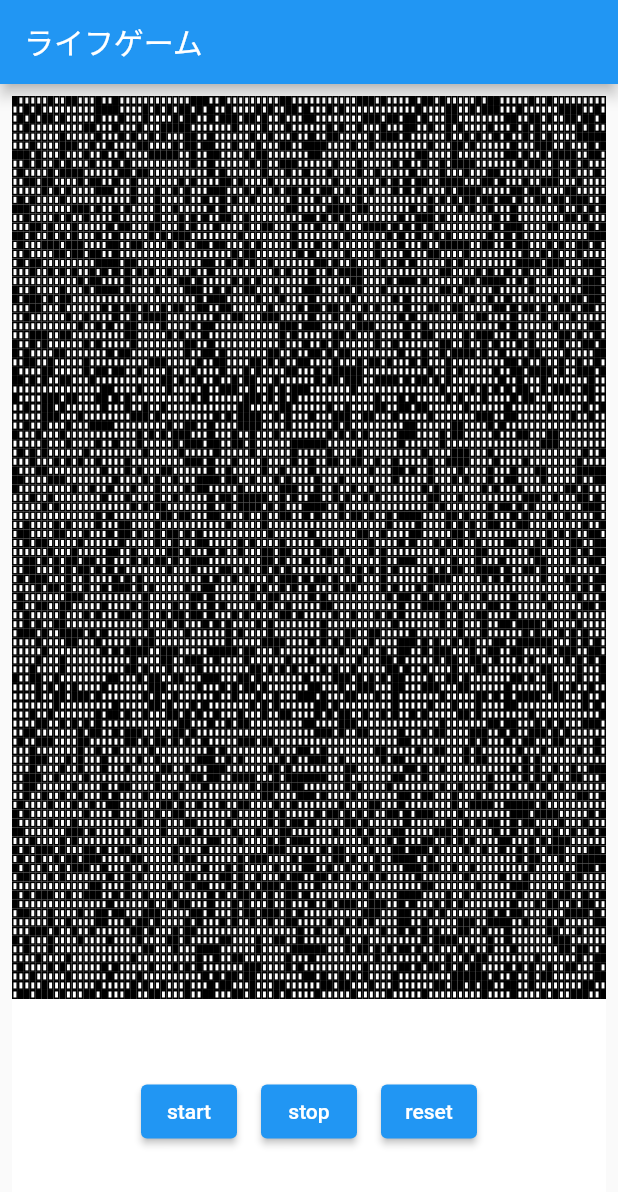
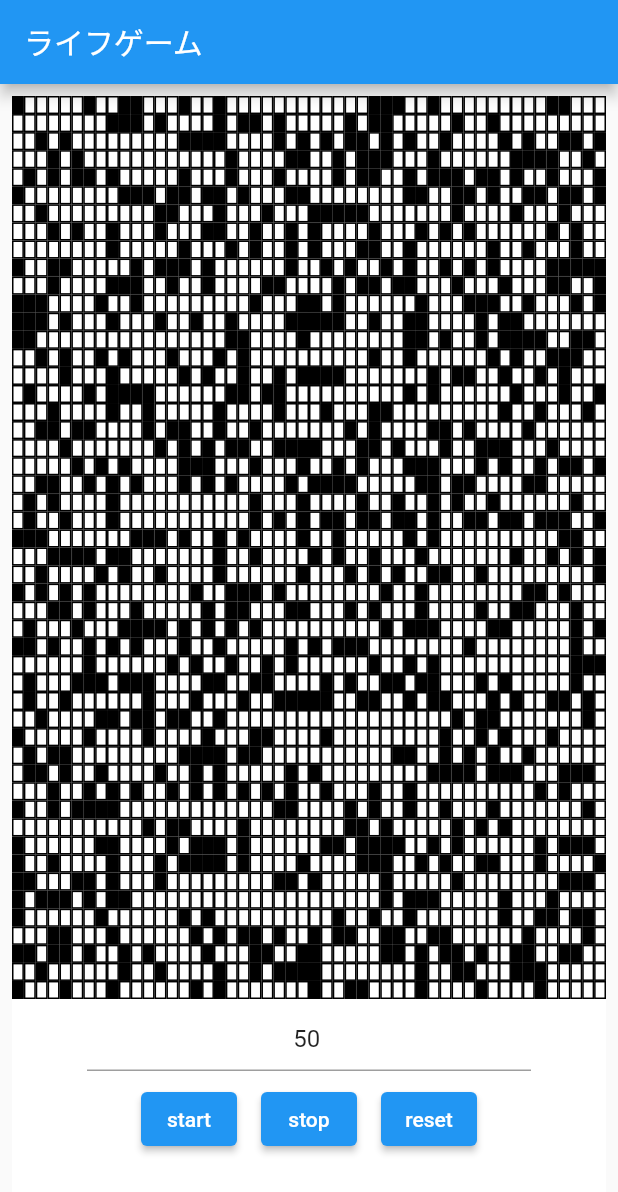
Before and after one commit to seiyu-nico/flutter-lifegame, a Flutter app: the screen it shows after launch, on a phone screen of 412 x 824 dp. Shown: the top 1192 px of the screen. Run offline on Flutter 3.47's test engine with Material 2 defaults, Android fonts, the phone set to English and light mode, and no system bars; our stand-ins replace flutter_riverpod.

Commit message:
1辺の長さを指定できるようにした

```diff
--- /dev/null
+++ b/lib/Controls.dart
@@ -0,0 +1,101 @@
+import 'package:flutter/material.dart';
+
+// Package imports:
+import 'package:flutter_riverpod/flutter_riverpod.dart';
+
+// Project imports:
+import './Providers/LifeGameProvider.dart';
+
+class Controls extends ConsumerWidget {
+  Controls({Key? key}) : super(key: key);
+
+  final _lengthController = TextEditingController();
+  @override
+  Widget build(BuildContext context, WidgetRef ref) {
+    LifeGame lifeGame = ref.read(lifeGameProvider);
+    _lengthController.text = lifeGame.defaultLength.toString();
+    return Container(
+      height: 150,
+      decoration: const BoxDecoration(color: Colors.white),
+      child: Column(
+        children: [
+          Column(
+            crossAxisAlignment: CrossAxisAlignment.center,
+            mainAxisAlignment: MainAxisAlignment.spaceEvenly,
+            children: [
+              Container(
+                padding: const EdgeInsets.symmetric(horizontal: 50.0),
+                child: Consumer(builder: (context, ref, _) {
+                  LifeGame lifeGame = ref.read(lifeGameProvider);
+                  return TextFormField(
+                    decoration: const InputDecoration(hintText: "10 ~ 100"),
+                    controller: _lengthController,
+                    keyboardType: TextInputType.number,
+                    textAlignVertical: TextAlignVertical.center,
+                    textAlign: TextAlign.center,
+                    onChanged: (value) {
+                      if (!(0 <= int.parse(value) && int.parse(value) <= 100)) {
+                        _lengthController.text =
+                            lifeGame.defaultLength.toString();
+                        return;
+                      }
+                      lifeGame.setLength(int.parse(value));
+                    },
+                  );
+                }),
+              ),
+            ],
+          ),
+          Row(
+            mainAxisAlignment: MainAxisAlignment.center,
+            children: <Widget>[
+              Padding(
+                padding: const EdgeInsets.all(8.0),
+                child: Consumer(
+                  builder: (context, ref, _) {
+                    LifeGame lifeGame = ref.read(lifeGameProvider);
+                    return ElevatedButton(
+                      onPressed: () {
+                        lifeGame.setRun(true);
+                        lifeGame.next();
+                      },
+                      child: const Text('start'),
+                    );
+                  },
+                ),
+              ),
+              Padding(
+                padding: const EdgeInsets.all(8.0),
+                child: Consumer(
+                  builder: (context, ref, _) {
+                    LifeGame lifeGame = ref.read(lifeGameProvider);
+                    return ElevatedButton(
+                      onPressed: () {
+                        lifeGame.setRun(false);
+                      },
+                      child: const Text('stop'),
+                    );
+                  },
+                ),
+              ),
+              Padding(
+                padding: const EdgeInsets.all(8.0),
+                child: Consumer(
+                  builder: (context, ref, _) {
+                    LifeGame lifeGame = ref.read(lifeGameProvider);
+                    return ElevatedButton(
+                      onPressed: () {
+                        lifeGame.reset();
+                      },
+                      child: const Text('reset'),
+                    );
+                  },
+                ),
+              ),
+            ],
+          ),
+        ],
+      ),
+    );
+  }
+}
--- a/lib/Providers/LifeGameProvider.dart
+++ b/lib/Providers/LifeGameProvider.dart
@@ -12,13 +12,22 @@ import 'package:quiver/iterables.dart';
 class LifeGame extends ChangeNotifier {
   LifeGame() : super();
 
+  static const int _defaultLength = 50;
+
   bool _isRun = false;
-  final int _length = 100;
+  int _length = _defaultLength;
+  int defaultLength = _defaultLength;
   List<List<bool>> _world = [];
 
   List<List<bool>> get world => _world;
   int get length => _length;
   void setRun(bool state) => _isRun = state;
+  void setLength(int length) {
+    _length = length;
+    create();
+    notifyListeners();
+  }
+
   void reset() {
     create();
     notifyListeners();
--- a/lib/main.dart
+++ b/lib/main.dart
@@ -12,6 +12,7 @@ import 'package:quiver/iterables.dart';
 // Project imports:
 import './Providers/LifeGameProvider.dart';
 import './world.dart';
+import './Controls.dart';
 
 void main() {
   runApp(
@@ -36,14 +37,11 @@ class MyApp extends StatelessWidget {
   }
 }
 
-class MyHomePage extends ConsumerWidget {
+class MyHomePage extends StatelessWidget {
   const MyHomePage({super.key});
 
   @override
-  Widget build(BuildContext context, WidgetRef ref) {
-    LifeGame lifeGame = ref.read(lifeGameProvider);
-    lifeGame.create();
-
+  Widget build(BuildContext context) {
     return Scaffold(
       appBar: AppBar(
         title: const Text('ライフゲーム'),
@@ -53,59 +51,10 @@ class MyHomePage extends ConsumerWidget {
         child: Column(
           mainAxisAlignment: MainAxisAlignment.center,
           children: <Widget>[
-            const World(),
-            Container(
-              height: 150,
-              decoration: const BoxDecoration(color: Colors.white),
-              child: Row(
-                mainAxisAlignment: MainAxisAlignment.center,
-                children: <Widget>[
-                  Padding(
-                    padding: const EdgeInsets.all(8.0),
-                    child: Consumer(
-                      builder: (context, ref, _) {
-                        LifeGame lifeGame = ref.read(lifeGameProvider);
-                        return ElevatedButton(
-                          onPressed: () {
-                            lifeGame.setRun(true);
-                            lifeGame.next();
-                          },
-                          child: const Text('start'),
-                        );
-                      },
-                    ),
-                  ),
-                  Padding(
-                    padding: const EdgeInsets.all(8.0),
-                    child: Consumer(
-                      builder: (context, ref, _) {
-                        LifeGame lifeGame = ref.read(lifeGameProvider);
-                        return ElevatedButton(
-                          onPressed: () {
-                            lifeGame.setRun(false);
-                          },
-                          child: const Text('stop'),
-                        );
-                      },
-                    ),
-                  ),
-                  Padding(
-                    padding: const EdgeInsets.all(8.0),
-                    child: Consumer(
-                      builder: (context, ref, _) {
-                        LifeGame lifeGame = ref.read(lifeGameProvider);
-                        return ElevatedButton(
-                          onPressed: () {
-                            lifeGame.reset();
-                          },
-                          child: const Text('reset'),
-                        );
-                      },
-                    ),
-                  ),
-                ],
-              ),
+            const Expanded(
+              child: World(),
             ),
+            Controls(),
           ],
         ),
       ),
--- a/lib/world.dart
+++ b/lib/world.dart
@@ -14,8 +14,10 @@ class World extends ConsumerWidget {
 
   @override
   Widget build(BuildContext context, WidgetRef ref) {
-    return Expanded(
-      child: Consumer(builder: (context, ref, _) {
+    LifeGame lifeGame = ref.read(lifeGameProvider);
+    lifeGame.create();
+    return Consumer(
+      builder: (context, ref, _) {
         LifeGame lifeGame = ref.watch(lifeGameProvider);
         return Column(
           children: List.generate(
@@ -38,7 +40,7 @@ class World extends ConsumerWidget {
             ),
           ),
         );
-      }),
+      },
     );
   }
 }
```
